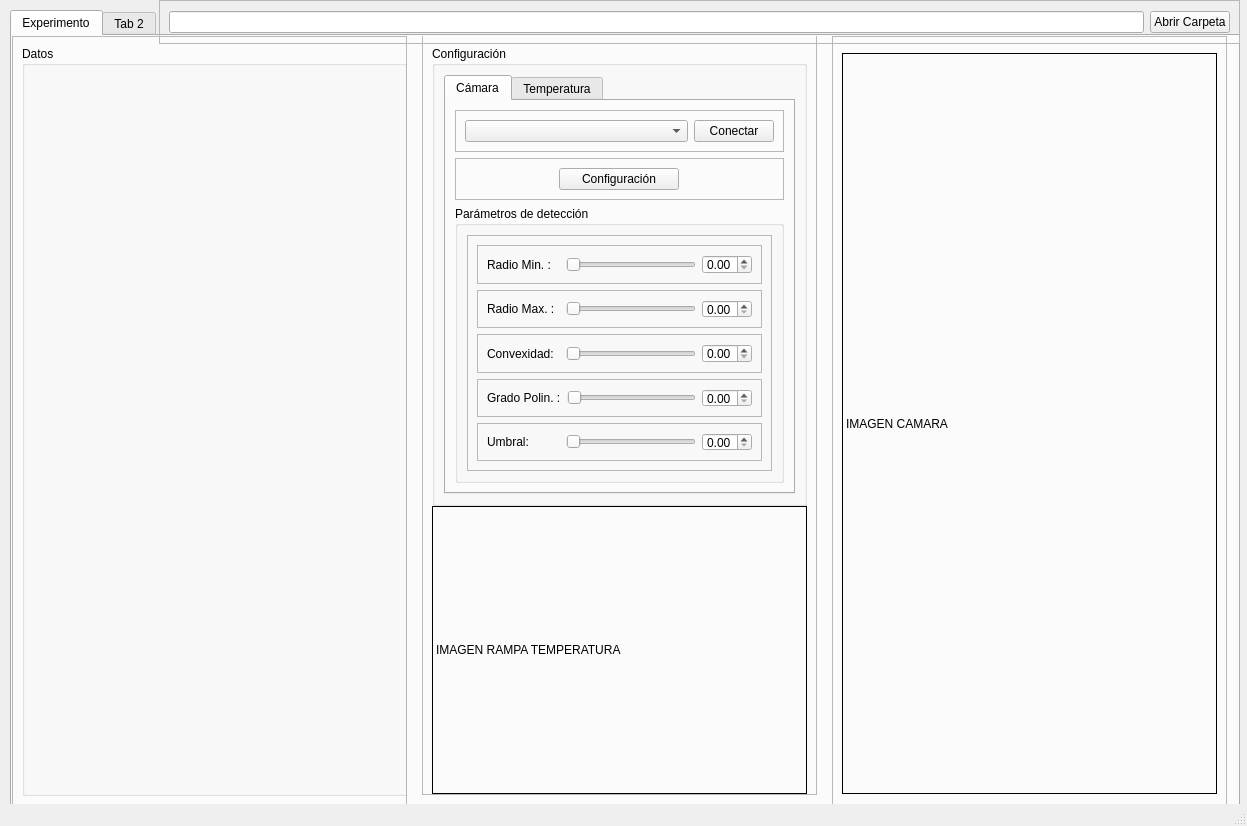
First picture: the form in interfaz/GUI-UI/v1-interfaz.ui, repository tigre437/interfaz-V0.1, before the edit.
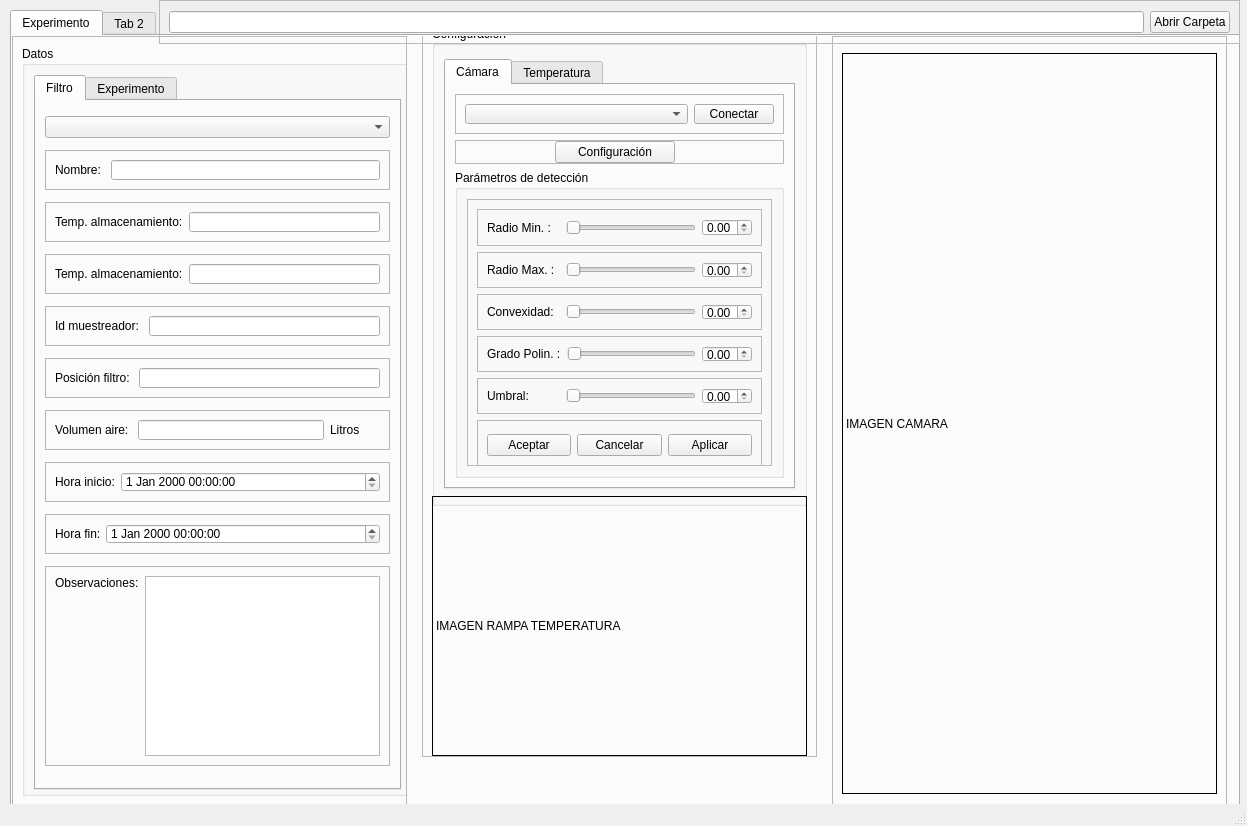
Second picture: the form after the edit. The open tabs and pages were chosen to show the change. Icons and pictures are not drawn.

Commit message: añado carpeta de prueba y acabo de afinar la pestaña de experimento

What changed in the file:
```diff
--- a/interfaz/GUI-UI/v1-interfaz.ui
+++ b/interfaz/GUI-UI/v1-interfaz.ui
@@ -66,9 +66,682 @@
            <height>750</height>
           </size>
          </property>
+         <property name="maximumSize">
+          <size>
+           <width>16777215</width>
+           <height>750</height>
+          </size>
+         </property>
          <property name="title">
           <string>Datos</string>
          </property>
+         <layout class="QHBoxLayout" name="horizontalLayout_31">
+          <item alignment="Qt::AlignTop">
+           <widget class="QTabWidget" name="tabWidget_2">
+            <property name="minimumSize">
+             <size>
+              <width>0</width>
+              <height>715</height>
+             </size>
+            </property>
+            <property name="maximumSize">
+             <size>
+              <width>16777215</width>
+              <height>771</height>
+             </size>
+            </property>
+            <property name="currentIndex">
+             <number>1</number>
+            </property>
+            <property name="usesScrollButtons">
+             <bool>true</bool>
+            </property>
+            <widget class="QWidget" name="tab_5">
+             <attribute name="title">
+              <string>Filtro</string>
+             </attribute>
+             <layout class="QVBoxLayout" name="verticalLayout_6">
+              <item>
+               <widget class="QComboBox" name="comboBox_2"/>
+              </item>
+              <item>
+               <widget class="QFrame" name="frame_22">
+                <property name="minimumSize">
+                 <size>
+                  <width>0</width>
+                  <height>0</height>
+                 </size>
+                </property>
+                <property name="maximumSize">
+                 <size>
+                  <width>16777215</width>
+                  <height>40</height>
+                 </size>
+                </property>
+                <property name="frameShape">
+                 <enum>QFrame::StyledPanel</enum>
+                </property>
+                <property name="frameShadow">
+                 <enum>QFrame::Raised</enum>
+                </property>
+                <layout class="QHBoxLayout" name="horizontalLayout_33">
+                 <item>
+                  <widget class="QLabel" name="label_23">
+                   <property name="text">
+                    <string>Nombre: </string>
+                   </property>
+                  </widget>
+                 </item>
+                 <item>
+                  <widget class="QLineEdit" name="lineEdit_14"/>
+                 </item>
+                </layout>
+               </widget>
+              </item>
+              <item>
+               <widget class="QFrame" name="frame_21">
+                <property name="minimumSize">
+                 <size>
+                  <width>0</width>
+                  <height>0</height>
+                 </size>
+                </property>
+                <property name="maximumSize">
+                 <size>
+                  <width>16777215</width>
+                  <height>40</height>
+                 </size>
+                </property>
+                <property name="frameShape">
+                 <enum>QFrame::StyledPanel</enum>
+                </property>
+                <property name="frameShadow">
+                 <enum>QFrame::Raised</enum>
+                </property>
+                <layout class="QHBoxLayout" name="horizontalLayout_32">
+                 <item>
+                  <widget class="QLabel" name="label_21">
+                   <property name="text">
+                    <string>Temp. almacenamiento:</string>
+                   </property>
+                  </widget>
+                 </item>
+                 <item>
+                  <widget class="QLineEdit" name="lineEdit_9"/>
+                 </item>
+                </layout>
+               </widget>
+              </item>
+              <item>
+               <widget class="QFrame" name="frame_23">
+                <property name="minimumSize">
+                 <size>
+                  <width>0</width>
+                  <height>0</height>
+                 </size>
+                </property>
+                <property name="maximumSize">
+                 <size>
+                  <width>16777215</width>
+                  <height>40</height>
+                 </size>
+                </property>
+                <property name="frameShape">
+                 <enum>QFrame::StyledPanel</enum>
+                </property>
+                <property name="frameShadow">
+                 <enum>QFrame::Raised</enum>
+                </property>
+                <layout class="QHBoxLayout" name="horizontalLayout_34">
+                 <item>
+                  <widget class="QLabel" name="label_24">
+                   <property name="text">
+                    <string>Temp. almacenamiento:</string>
+                   </property>
+                  </widget>
+                 </item>
+                 <item>
+                  <widget class="QLineEdit" name="lineEdit_10"/>
+                 </item>
+                </layout>
+               </widget>
+              </item>
+              <item>
+               <widget class="QFrame" name="frame_24">
+                <property name="minimumSize">
+                 <size>
+                  <width>0</width>
+                  <height>0</height>
+                 </size>
+                </property>
+                <property name="maximumSize">
+                 <size>
+                  <width>16777215</width>
+                  <height>40</height>
+                 </size>
+                </property>
+                <property name="frameShape">
+                 <enum>QFrame::StyledPanel</enum>
+                </property>
+                <property name="frameShadow">
+                 <enum>QFrame::Raised</enum>
+                </property>
+                <layout class="QHBoxLayout" name="horizontalLayout_35">
+                 <item>
+                  <widget class="QLabel" name="label_28">
+                   <property name="text">
+                    <string>Id muestreador: </string>
+                   </property>
+                  </widget>
+                 </item>
+                 <item>
+                  <widget class="QLineEdit" name="lineEdit_11"/>
+                 </item>
+                </layout>
+               </widget>
+              </item>
+              <item>
+               <widget class="QFrame" name="frame_25">
+                <property name="minimumSize">
+                 <size>
+                  <width>0</width>
+                  <height>0</height>
+                 </size>
+                </property>
+                <property name="maximumSize">
+                 <size>
+                  <width>16777215</width>
+                  <height>40</height>
+                 </size>
+                </property>
+                <property name="frameShape">
+                 <enum>QFrame::StyledPanel</enum>
+                </property>
+                <property name="frameShadow">
+                 <enum>QFrame::Raised</enum>
+                </property>
+                <layout class="QHBoxLayout" name="horizontalLayout_36">
+                 <item>
+                  <widget class="QLabel" name="label_30">
+                   <property name="text">
+                    <string>Posición filtro: </string>
+                   </property>
+                  </widget>
+                 </item>
+                 <item>
+                  <widget class="QLineEdit" name="lineEdit_12"/>
+                 </item>
+                </layout>
+               </widget>
+              </item>
+              <item>
+               <widget class="QFrame" name="frame_26">
+                <property name="minimumSize">
+                 <size>
+                  <width>0</width>
+                  <height>0</height>
+                 </size>
+                </property>
+                <property name="maximumSize">
+                 <size>
+                  <width>16777215</width>
+                  <height>40</height>
+                 </size>
+                </property>
+                <property name="frameShape">
+                 <enum>QFrame::StyledPanel</enum>
+                </property>
+                <property name="frameShadow">
+                 <enum>QFrame::Raised</enum>
+                </property>
+                <layout class="QHBoxLayout" name="horizontalLayout_37">
+                 <item>
+                  <widget class="QLabel" name="label_32">
+                   <property name="text">
+                    <string>Volumen aire: </string>
+                   </property>
+                  </widget>
+                 </item>
+                 <item>
+                  <widget class="QLineEdit" name="lineEdit_13"/>
+                 </item>
+                 <item>
+                  <widget class="QLabel" name="label_33">
+                   <property name="minimumSize">
+                    <size>
+                     <width>50</width>
+                     <height>0</height>
+                    </size>
+                   </property>
+                   <property name="maximumSize">
+                    <size>
+                     <width>20</width>
+                     <height>16777215</height>
+                    </size>
+                   </property>
+                   <property name="text">
+                    <string>Litros</string>
+                   </property>
+                  </widget>
+                 </item>
+                </layout>
+               </widget>
+              </item>
+              <item>
+               <widget class="QFrame" name="frame_27">
+                <property name="minimumSize">
+                 <size>
+                  <width>0</width>
+                  <height>0</height>
+                 </size>
+                </property>
+                <property name="maximumSize">
+                 <size>
+                  <width>16777215</width>
+                  <height>40</height>
+                 </size>
+                </property>
+                <property name="frameShape">
+                 <enum>QFrame::StyledPanel</enum>
+                </property>
+                <property name="frameShadow">
+                 <enum>QFrame::Raised</enum>
+                </property>
+                <layout class="QHBoxLayout" name="horizontalLayout_38">
+                 <item>
+                  <widget class="QLabel" name="label_34">
+                   <property name="maximumSize">
+                    <size>
+                     <width>60</width>
+                     <height>16777215</height>
+                    </size>
+                   </property>
+                   <property name="text">
+                    <string>Hora inicio:</string>
+                   </property>
+                  </widget>
+                 </item>
+                 <item>
+                  <widget class="QDateTimeEdit" name="dateTimeEdit"/>
+                 </item>
+                </layout>
+               </widget>
+              </item>
+              <item>
+               <widget class="QFrame" name="frame_29">
+                <property name="minimumSize">
+                 <size>
+                  <width>0</width>
+                  <height>0</height>
+                 </size>
+                </property>
+                <property name="maximumSize">
+                 <size>
+                  <width>16777215</width>
+                  <height>40</height>
+                 </size>
+                </property>
+                <property name="frameShape">
+                 <enum>QFrame::StyledPanel</enum>
+                </property>
+                <property name="frameShadow">
+                 <enum>QFrame::Raised</enum>
+                </property>
+                <layout class="QHBoxLayout" name="horizontalLayout_40">
+                 <item>
+                  <widget class="QLabel" name="label_38">
+                   <property name="maximumSize">
+                    <size>
+                     <width>45</width>
+                     <height>16777215</height>
+                    </size>
+                   </property>
+                   <property name="text">
+                    <string>Hora fin:</string>
+                   </property>
+                  </widget>
+                 </item>
+                 <item>
+                  <widget class="QDateTimeEdit" name="dateTimeEdit_2"/>
+                 </item>
+                </layout>
+               </widget>
+              </item>
+              <item>
+               <widget class="QFrame" name="frame_28">
+                <property name="minimumSize">
+                 <size>
+                  <width>0</width>
+                  <height>200</height>
+                 </size>
+                </property>
+                <property name="maximumSize">
+                 <size>
+                  <width>16777215</width>
+                  <height>200</height>
+                 </size>
+                </property>
+                <property name="frameShape">
+                 <enum>QFrame::StyledPanel</enum>
+                </property>
+                <property name="frameShadow">
+                 <enum>QFrame::Raised</enum>
+                </property>
+                <layout class="QHBoxLayout" name="horizontalLayout_39">
+                 <property name="topMargin">
+                  <number>9</number>
+                 </property>
+                 <item alignment="Qt::AlignTop">
+                  <widget class="QLabel" name="label_36">
+                   <property name="text">
+                    <string>Observaciones:</string>
+                   </property>
+                  </widget>
+                 </item>
+                 <item>
+                  <widget class="QPlainTextEdit" name="plainTextEdit">
+                   <property name="minimumSize">
+                    <size>
+                     <width>0</width>
+                     <height>50</height>
+                    </size>
+                   </property>
+                  </widget>
+                 </item>
+                </layout>
+               </widget>
+              </item>
+             </layout>
+            </widget>
+            <widget class="QWidget" name="tab_6">
+             <attribute name="title">
+              <string>Experimento</string>
+             </attribute>
+             <layout class="QVBoxLayout" name="verticalLayout_10">
+              <item>
+               <widget class="QFrame" name="frame_30">
+                <property name="minimumSize">
+                 <size>
+                  <width>0</width>
+                  <height>0</height>
+                 </size>
+                </property>
+                <property name="maximumSize">
+                 <size>
+                  <width>16777215</width>
+                  <height>40</height>
+                 </size>
+                </property>
+                <property name="frameShape">
+                 <enum>QFrame::StyledPanel</enum>
+                </property>
+                <property name="frameShadow">
+                 <enum>QFrame::Raised</enum>
+                </property>
+                <layout class="QHBoxLayout" name="horizontalLayout_41">
+                 <item>
+                  <widget class="QLabel" name="label_27">
+                   <property name="text">
+                    <string>Nombre: </string>
+                   </property>
+                  </widget>
+                 </item>
+                 <item>
+                  <widget class="QComboBox" name="comboBox_3"/>
+                 </item>
+                 <item>
+                  <widget class="QLineEdit" name="lineEdit_15"/>
+                 </item>
+                </layout>
+               </widget>
+              </item>
+              <item>
+               <widget class="QFrame" name="frame_34">
+                <property name="minimumSize">
+                 <size>
+                  <width>0</width>
+                  <height>0</height>
+                 </size>
+                </property>
+                <property name="maximumSize">
+                 <size>
+                  <width>16777215</width>
+                  <height>40</height>
+                 </size>
+                </property>
+                <property name="frameShape">
+                 <enum>QFrame::StyledPanel</enum>
+                </property>
+                <property name="frameShadow">
+                 <enum>QFrame::Raised</enum>
+                </property>
+                <layout class="QHBoxLayout" name="horizontalLayout_46">
+                 <item>
+                  <widget class="QLabel" name="label_39">
+                   <property name="text">
+                    <string>v_drop:</string>
+                   </property>
+                  </widget>
+                 </item>
+                 <item>
+                  <widget class="QLineEdit" name="lineEdit_19"/>
+                 </item>
+                 <item>
+                  <widget class="QLabel" name="label_40">
+                   <property name="minimumSize">
+                    <size>
+                     <width>50</width>
+                     <height>0</height>
+                    </size>
+                   </property>
+                   <property name="maximumSize">
+                    <size>
+                     <width>20</width>
+                     <height>16777215</height>
+                    </size>
+                   </property>
+                   <property name="text">
+                    <string>Litros</string>
+                   </property>
+                  </widget>
+                 </item>
+                </layout>
+               </widget>
+              </item>
+              <item>
+               <widget class="QFrame" name="frame_32">
+                <property name="minimumSize">
+                 <size>
+                  <width>0</width>
+                  <height>0</height>
+                 </size>
+                </property>
+                <property name="maximumSize">
+                 <size>
+                  <width>16777215</width>
+                  <height>40</height>
+                 </size>
+                </property>
+                <property name="frameShape">
+                 <enum>QFrame::StyledPanel</enum>
+                </property>
+                <property name="frameShadow">
+                 <enum>QFrame::Raised</enum>
+                </property>
+                <layout class="QHBoxLayout" name="horizontalLayout_44">
+                 <item>
+                  <widget class="QLabel" name="label_29">
+                   <property name="text">
+                    <string>v_wash: </string>
+                   </property>
+                  </widget>
+                 </item>
+                 <item>
+                  <widget class="QLineEdit" name="lineEdit_17"/>
+                 </item>
+                 <item>
+                  <widget class="QLabel" name="label_41">
+                   <property name="minimumSize">
+                    <size>
+                     <width>50</width>
+                     <height>0</height>
+                    </size>
+                   </property>
+                   <property name="maximumSize">
+                    <size>
+                     <width>20</width>
+                     <height>16777215</height>
+                    </size>
+                   </property>
+                   <property name="text">
+                    <string>Litros</string>
+                   </property>
+                  </widget>
+                 </item>
+                </layout>
+               </widget>
+              </item>
+              <item>
+               <widget class="QFrame" name="frame_31">
+                <property name="minimumSize">
+                 <size>
+                  <width>0</width>
+                  <height>0</height>
+                 </size>
+                </property>
+                <property name="maximumSize">
+                 <size>
+                  <width>16777215</width>
+                  <height>40</height>
+                 </size>
+                </property>
+                <property name="frameShape">
+                 <enum>QFrame::StyledPanel</enum>
+                </property>
+                <property name="frameShadow">
+                 <enum>QFrame::Raised</enum>
+                </property>
+                <layout class="QHBoxLayout" name="horizontalLayout_43">
+                 <item>
+                  <widget class="QLabel" name="label_31">
+                   <property name="text">
+                    <string>Factor de dilución:</string>
+                   </property>
+                  </widget>
+                 </item>
+                 <item>
+                  <widget class="QLineEdit" name="lineEdit_16"/>
+                 </item>
+                </layout>
+               </widget>
+              </item>
+              <item>
+               <widget class="QFrame" name="frame_33">
+                <property name="minimumSize">
+                 <size>
+                  <width>0</width>
+                  <height>0</height>
+                 </size>
+                </property>
+                <property name="maximumSize">
+                 <size>
+                  <width>16777215</width>
+                  <height>40</height>
+                 </size>
+                </property>
+                <property name="frameShape">
+                 <enum>QFrame::StyledPanel</enum>
+                </property>
+                <property name="frameShadow">
+                 <enum>QFrame::Raised</enum>
+                </property>
+                <layout class="QHBoxLayout" name="horizontalLayout_45">
+                 <item>
+                  <widget class="QLabel" name="label_35">
+                   <property name="text">
+                    <string>Fracción filtro:</string>
+                   </property>
+                  </widget>
+                 </item>
+                 <item>
+                  <widget class="QLineEdit" name="lineEdit_18"/>
+                 </item>
+                </layout>
+               </widget>
+              </item>
+              <item>
+               <widget class="QFrame" name="frame_36">
+                <property name="minimumSize">
+                 <size>
+                  <width>0</width>
+                  <height>0</height>
+                 </size>
+                </property>
+                <property name="maximumSize">
+                 <size>
+                  <width>16777215</width>
+                  <height>40</height>
+                 </size>
+                </property>
+                <property name="frameShape">
+                 <enum>QFrame::StyledPanel</enum>
+                </property>
+                <property name="frameShadow">
+                 <enum>QFrame::Raised</enum>
+                </property>
+                <layout class="QHBoxLayout" name="horizontalLayout_48">
+                 <item>
+                  <widget class="QLabel" name="label_37">
+                   <property name="text">
+                    <string>Tasa muestreo: </string>
+                   </property>
+                  </widget>
+                 </item>
+                 <item>
+                  <widget class="QLineEdit" name="lineEdit_21"/>
+                 </item>
+                </layout>
+               </widget>
+              </item>
+              <item>
+               <widget class="QFrame" name="frame_35">
+                <property name="minimumSize">
+                 <size>
+                  <width>0</width>
+                  <height>0</height>
+                 </size>
+                </property>
+                <property name="maximumSize">
+                 <size>
+                  <width>16777215</width>
+                  <height>40</height>
+                 </size>
+                </property>
+                <property name="frameShape">
+                 <enum>QFrame::StyledPanel</enum>
+                </property>
+                <property name="frameShadow">
+                 <enum>QFrame::Raised</enum>
+                </property>
+                <layout class="QHBoxLayout" name="horizontalLayout_47">
+                 <item>
+                  <widget class="QLabel" name="label_22">
+                   <property name="text">
+                    <string>Temp. almacenamiento:</string>
+                   </property>
+                  </widget>
+                 </item>
+                 <item>
+                  <widget class="QLineEdit" name="lineEdit_20"/>
+                 </item>
+                </layout>
+               </widget>
+              </item>
+             </layout>
+            </widget>
+           </widget>
+          </item>
+         </layout>
         </widget>
        </item>
       </layout>
@@ -79,7 +752,7 @@
         <x>410</x>
         <y>-11</y>
         <width>395</width>
-        <height>770</height>
+        <height>732</height>
        </rect>
       </property>
       <property name="minimumSize">
@@ -88,6 +761,12 @@
         <height>0</height>
        </size>
       </property>
+      <property name="maximumSize">
+       <size>
+        <width>16777215</width>
+        <height>750</height>
+       </size>
+      </property>
       <property name="frameShape">
        <enum>QFrame::StyledPanel</enum>
       </property>
@@ -96,7 +775,7 @@
       </property>
       <layout class="QVBoxLayout" name="verticalLayout">
        <property name="spacing">
-        <number>20</number>
+        <number>0</number>
        </property>
        <property name="topMargin">
         <number>0</number>
@@ -109,13 +788,13 @@
          <property name="minimumSize">
           <size>
            <width>370</width>
-           <height>460</height>
+           <height>480</height>
           </size>
          </property>
          <property name="maximumSize">
           <size>
            <width>16777215</width>
-           <height>420</height>
+           <height>480</height>
           </size>
          </property>
          <property name="title">
@@ -127,6 +806,12 @@
           </property>
           <item>
            <widget class="QTabWidget" name="tabWidgetConfig">
+            <property name="maximumSize">
+             <size>
+              <width>16777215</width>
+              <height>430</height>
+             </size>
+            </property>
             <property name="currentIndex">
              <number>1</number>
             </property>
@@ -140,7 +825,7 @@
                 <property name="maximumSize">
                  <size>
                   <width>16777215</width>
-                  <height>70</height>
+                  <height>40</height>
                  </size>
                 </property>
                 <property name="frameShape">
@@ -174,7 +859,7 @@
                 <property name="maximumSize">
                  <size>
                   <width>16777215</width>
-                  <height>70</height>
+                  <height>40</height>
                  </size>
                 </property>
                 <property name="frameShape">
@@ -184,6 +869,18 @@
                  <enum>QFrame::Raised</enum>
                 </property>
                 <layout class="QHBoxLayout" name="horizontalLayout_13">
+                 <property name="spacing">
+                  <number>0</number>
+                 </property>
+                 <property name="leftMargin">
+                  <number>0</number>
+                 </property>
+                 <property name="topMargin">
+                  <number>0</number>
+                 </property>
+                 <property name="bottomMargin">
+                  <number>0</number>
+                 </property>
                  <item>
                   <widget class="QPushButton" name="pushButton_3">
                    <property name="maximumSize">
@@ -208,6 +905,12 @@
                 <layout class="QHBoxLayout" name="horizontalLayout_14">
                  <item>
                   <widget class="QFrame" name="frame_6">
+                   <property name="maximumSize">
+                    <size>
+                     <width>16777215</width>
+                     <height>279</height>
+                    </size>
+                   </property>
                    <property name="frameShape">
                     <enum>QFrame::StyledPanel</enum>
                    </property>
@@ -425,6 +1128,45 @@
                       </layout>
                      </widget>
                     </item>
+                    <item>
+                     <widget class="QFrame" name="frame_19">
+                      <property name="minimumSize">
+                       <size>
+                        <width>0</width>
+                        <height>50</height>
+                       </size>
+                      </property>
+                      <property name="frameShape">
+                       <enum>QFrame::StyledPanel</enum>
+                      </property>
+                      <property name="frameShadow">
+                       <enum>QFrame::Raised</enum>
+                      </property>
+                      <layout class="QHBoxLayout" name="horizontalLayout_29">
+                       <item>
+                        <widget class="QPushButton" name="pushButton_5">
+                         <property name="text">
+                          <string>Aceptar</string>
+                         </property>
+                        </widget>
+                       </item>
+                       <item>
+                        <widget class="QPushButton" name="pushButton_6">
+                         <property name="text">
+                          <string>Cancelar</string>
+                         </property>
+                        </widget>
+                       </item>
+                       <item>
+                        <widget class="QPushButton" name="pushButton_7">
+                         <property name="text">
+                          <string>Aplicar</string>
+                         </property>
+                        </widget>
+                       </item>
+                      </layout>
+                     </widget>
+                    </item>
                    </layout>
                   </widget>
                  </item>
@@ -715,13 +1457,13 @@
          <property name="minimumSize">
           <size>
            <width>370</width>
-           <height>280</height>
+           <height>260</height>
           </size>
          </property>
          <property name="maximumSize">
           <size>
            <width>16777215</width>
-           <height>290</height>
+           <height>270</height>
           </size>
          </property>
          <property name="styleSheet">
```
Left out of the diff: 41 changed lines with no effect on the pictures. The commit also changes 7 other files.
